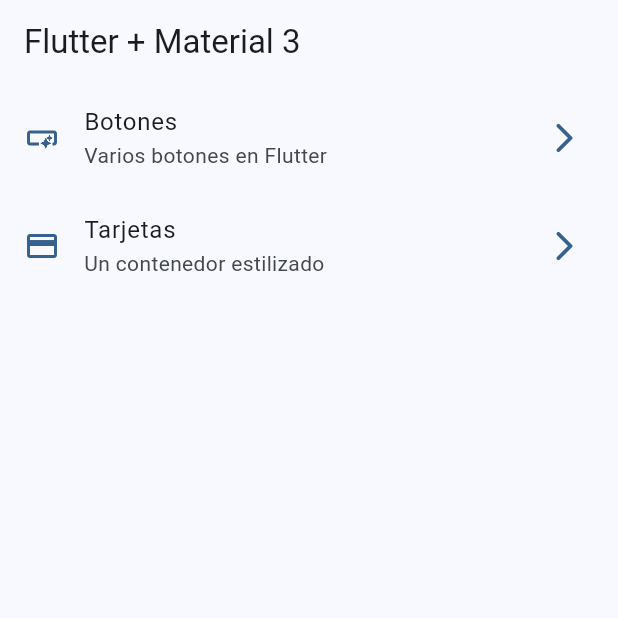
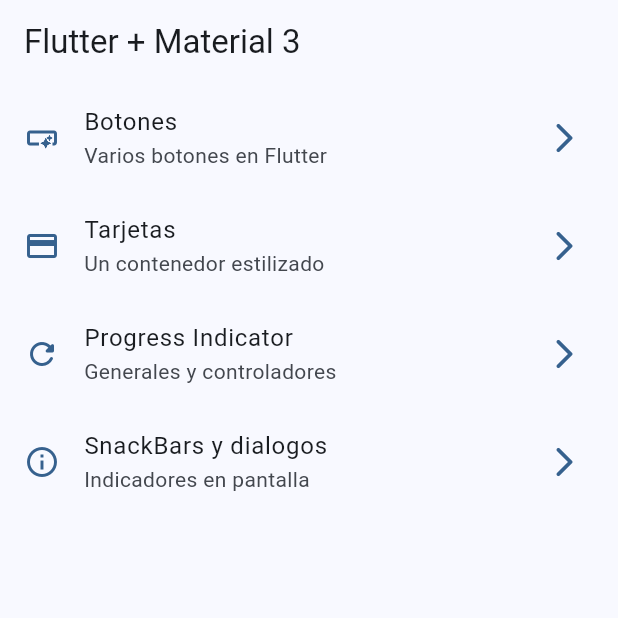
Before and after one commit to TITANRAH/flutter_curso_FH_widgets_app, a Flutter app: the screen it shows after launch, on a phone screen of 412 x 824 dp, the top half of it. Run offline on Flutter 3.47's test engine with Material 2 defaults, Android fonts, the phone set to English and light mode, and no system bars; our stand-ins replace go_router.

Commit message:
alerts y dialogs

```diff
--- a/lib/config/menu/menu_items.dart
+++ b/lib/config/menu/menu_items.dart
@@ -28,4 +28,16 @@ const appMenuItems = <MenuItem>[
     link: '/cards',
     icon: Icons.credit_card,
   ),
+    MenuItem(
+    title: 'Progress Indicator',
+    subTitle: 'Generales y controladores',
+    link: '/progress',
+    icon: Icons.refresh_rounded,
+  ),
+    MenuItem(
+    title: 'SnackBars y dialogos',
+    subTitle: 'Indicadores en pantalla',
+    link: '/snackbars',
+    icon: Icons.info_outline,
+  ),
 ];
--- a/lib/config/router/app_router.dart
+++ b/lib/config/router/app_router.dart
@@ -21,5 +21,15 @@ final appRouter = GoRouter(
       name:CardsScreen.name,
       builder: (context, state) => const CardsScreen(),
     ),
+      GoRoute(
+      path: '/progress',
+      name:ProgressScreen.name,
+      builder: (context, state) => const ProgressScreen(),
+    ),
+      GoRoute(
+      path: '/snackbars',
+      name:SnackbarScreen.name,
+      builder: (context, state) => const SnackbarScreen(),
+    ),
   ],
 );
--- a/lib/main.dart
+++ b/lib/main.dart
@@ -16,6 +16,7 @@ class MainApp extends StatelessWidget {
   @override
   Widget build(BuildContext context) {
     return MaterialApp.router(
+      title: 'Flutter Widgets',
       routerConfig: appRouter,
       debugShowCheckedModeBanner: false,
       theme: AppTheme(selectedColor: 0).getTheme(),
--- a/lib/presentation/screens/screens.dart
+++ b/lib/presentation/screens/screens.dart
@@ -1,3 +1,4 @@
+
 export 'package:widgets_app/presentation/screens/animated/animated_screen.dart';
 export 'package:widgets_app/presentation/screens/app_tutorial/app_tutorial.dart';
 export 'package:widgets_app/presentation/screens/buttons/buttons_screen.dart';
```
Also changed, not shown: lib/presentation/screens/progress/progress_screen.dart (+80 -3 lines), lib/presentation/screens/snackbar/snackbar_screen.dart (+68 -3 lines).
